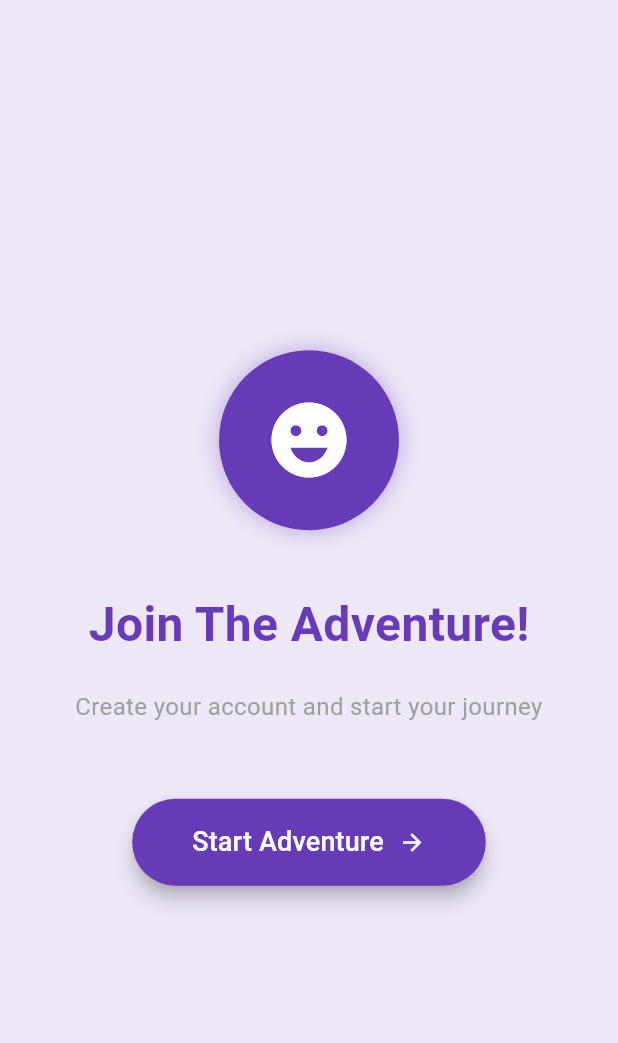
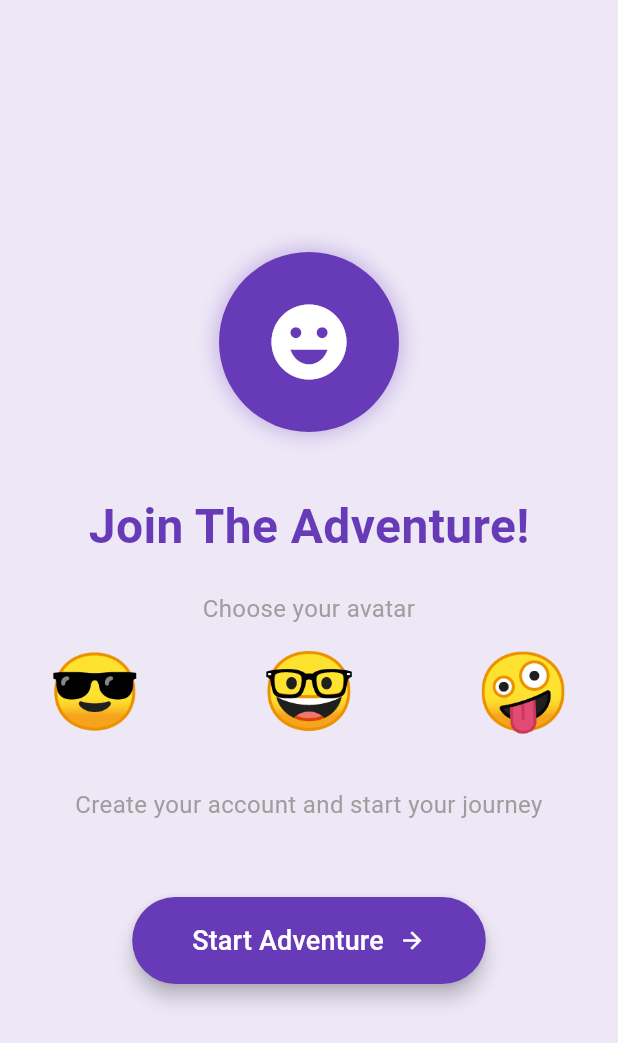
Before and after one commit to lajacl/signup-adventure, a Flutter app: the screen it shows after launch, on a phone screen of 412 x 824 dp. Shown: the top 1043 px of the screen. Run offline on Flutter 3.47's test engine with Material 3 defaults, Android fonts, the light colour scheme and no system bars; drawn by our look-alikes of animated_text_kit; our stand-ins replace confetti.

Commit message:
Allow user avatar selection

```diff
--- a/lib/main.dart
+++ b/lib/main.dart
@@ -14,7 +14,7 @@ class SignupAdventureApp extends StatelessWidget {
     return MaterialApp(
       title: 'Signup Adventure ',
       theme: ThemeData(primarySwatch: Colors.deepPurple, fontFamily: 'Roboto'),
-      home: const WelcomeScreen(),
+      home: WelcomeScreen(),
       debugShowCheckedModeBanner: false,
     );
   }
--- a/lib/screens/welcome_screen.dart
+++ b/lib/screens/welcome_screen.dart
@@ -1,11 +1,11 @@
-
 // Welcome Screen w/ Animated Text
 import 'package:animated_text_kit/animated_text_kit.dart';
 import 'package:flutter/material.dart';
 import 'package:signup_adventure/screens/signup_screen.dart';
 
 class WelcomeScreen extends StatelessWidget {
-  const WelcomeScreen({super.key});
+  String _avatar = '';
+  // const WelcomeScreen({super.key});
   @override
   Widget build(BuildContext context) {
     return Scaffold(
@@ -57,6 +57,29 @@ class WelcomeScreen extends StatelessWidget {
               ),
               const SizedBox(height: 20),
               const Text(
+                'Choose your avatar',
+                textAlign: TextAlign.center,
+                style: TextStyle(fontSize: 16, color: Colors.grey),
+              ),
+              Row(
+                mainAxisAlignment: MainAxisAlignment.spaceBetween,
+                children: [
+                  TextButton(
+                    onPressed: () => _avatar = '😎',
+                    child: Text('😎', style: TextStyle(fontSize: 50)),
+                  ),
+                  TextButton(
+                    onPressed: () => _avatar = '🤓',
+                    child: Text('🤓', style: TextStyle(fontSize: 50)),
+                  ),
+                  TextButton(
+                    onPressed: () => _avatar = '🤪',
+                    child: Text('🤪', style: TextStyle(fontSize: 50)),
+                  ),
+                ],
+              ),
+              const SizedBox(height: 20),
+              const Text(
                 'Create your account and start your journey',
                 textAlign: TextAlign.center,
                 style: TextStyle(fontSize: 16, color: Colors.grey),
@@ -68,7 +91,7 @@ class WelcomeScreen extends StatelessWidget {
                   Navigator.push(
                     context,
                     MaterialPageRoute(
-                      builder: (context) => const SignupScreen(),
+                      builder: (context) => SignupScreen(),
                     ),
                   );
                 },
```
